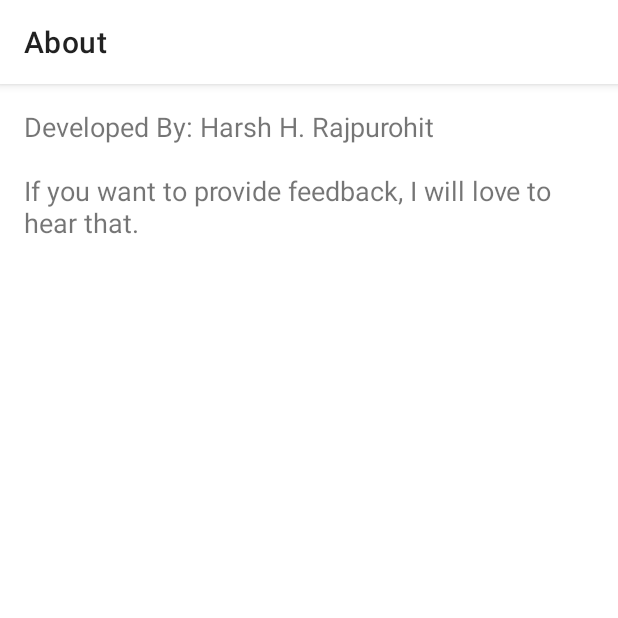
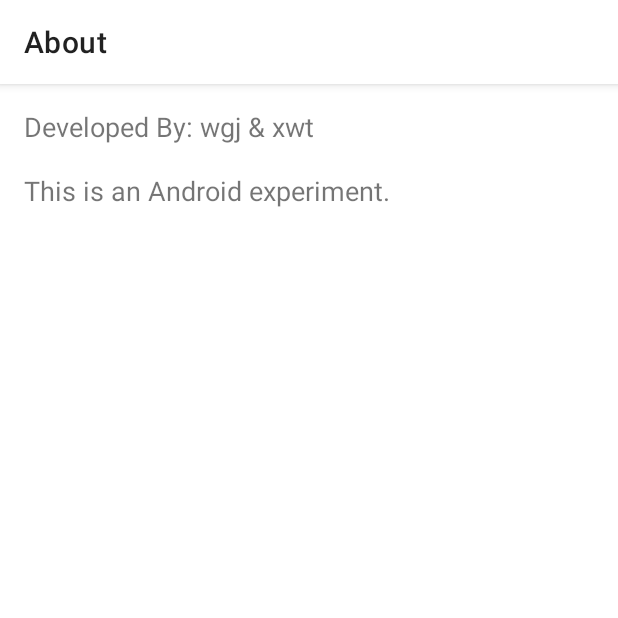
Before and after one commit to wangguijiepedeval/MusicPlayer, an Android app: the AboutActivity screen opened directly, with no data from a screen before it, on a phone screen of 412 x 824 dp, the top half of it. Run offline under Robolectric (Android 15) with nearby library versions, the phone set to English and light mode, and no system bars.

Commit message:
completed project

```diff
--- a/app/src/main/java/com/harshRajpurohit/musicPlayer/AboutActivity.kt
+++ b/app/src/main/java/com/harshRajpurohit/musicPlayer/AboutActivity.kt
@@ -17,7 +17,7 @@ class AboutActivity : AppCompatActivity() {
         binding.aboutText.text = aboutText()
     }
     private fun aboutText(): String{
-        return "Developed By: Harsh H. Rajpurohit" +
-                "\n\nIf you want to provide feedback, I will love to hear that."
+        return "Developed By: wgj & xwt" +
+                "\n\nThis is an Android experiment."
     }
 }
```
Also changed, not shown: 1 other file.
